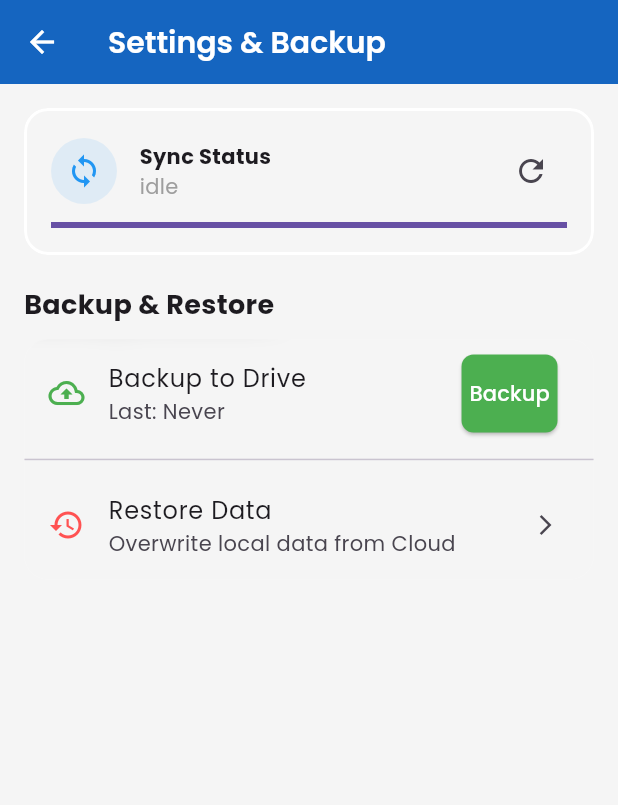
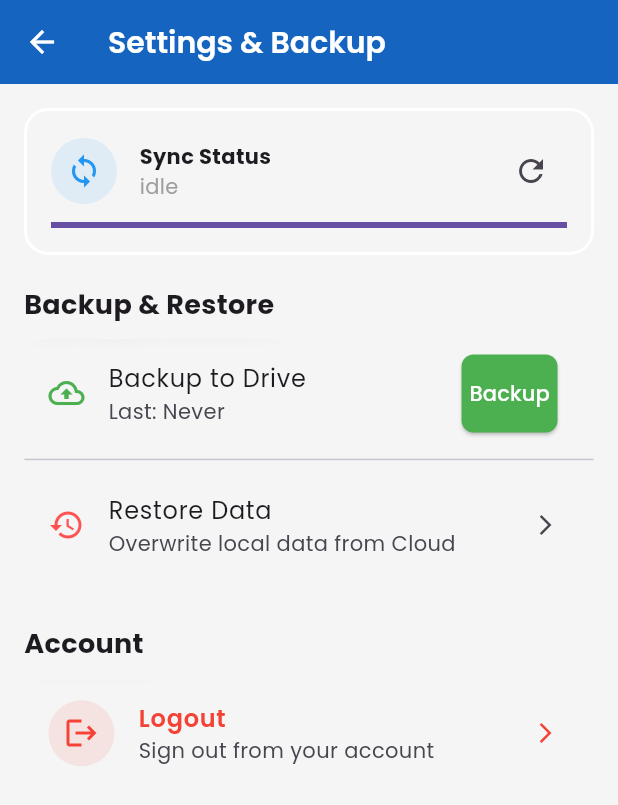
Before and after one commit to faheemnaveed07/smartpos_mobile_manager, a Flutter app: the SettingsScreen screen opened by its route, on a phone screen of 412 x 824 dp. Shown: the top 805 px of the screen. Run offline on Flutter 3.47's test engine with Material 3 defaults, Android fonts, the phone set to English and light mode, and no system bars; drawn by our look-alikes of glassmorphism_ui; our stand-ins replace animate_do, cloud_firestore, connectivity_plus, firebase_auth, firebase_core, fl_chart and 11 more; missing offline and left inert: googleapis; accounts and stored records are empty.

Commit message:
Semester project compeleted

```diff
--- a/lib/features/settings/presentation/screens/settings_screen.dart
+++ b/lib/features/settings/presentation/screens/settings_screen.dart
@@ -1,6 +1,7 @@
 import 'package:flutter/material.dart';
 import 'package:get/get.dart';
 import 'package:glassmorphism_ui/glassmorphism_ui.dart';
+import '../../../../controllers/auth_controller.dart';
 import '../../../../core/services/backup_service.dart';
 import '../../../../core/services/sync_service.dart';
 
@@ -143,6 +144,75 @@ class SettingsScreen extends StatelessWidget {
               ],
             ),
           ),
+
+          const SizedBox(height: 30),
+          const Text(
+            "Account",
+            style: TextStyle(fontSize: 18, fontWeight: FontWeight.bold),
+          ),
+          const SizedBox(height: 10),
+
+          // LOGOUT CARD
+          GlassContainer(
+            blur: 10,
+            borderRadius: BorderRadius.circular(16),
+            child: ListTile(
+              leading: Container(
+                padding: const EdgeInsets.all(10),
+                decoration: BoxDecoration(
+                  color: Colors.red.withOpacity(0.1),
+                  shape: BoxShape.circle,
+                ),
+                child: const Icon(Icons.logout, color: Colors.red),
+              ),
+              title: const Text(
+                "Logout",
+                style: TextStyle(
+                  color: Colors.red,
+                  fontWeight: FontWeight.w600,
+                ),
+              ),
+              subtitle: const Text("Sign out from your account"),
+              trailing: const Icon(
+                Icons.arrow_forward_ios,
+                size: 16,
+                color: Colors.red,
+              ),
+              onTap: () => _showLogoutConfirmation(),
+            ),
+          ),
+          const SizedBox(height: 20),
+        ],
+      ),
+    );
+  }
+
+  void _showLogoutConfirmation() {
+    Get.dialog(
+      AlertDialog(
+        title: const Row(
+          children: [
+            Icon(Icons.logout, color: Colors.red),
+            SizedBox(width: 10),
+            Text("Logout"),
+          ],
+        ),
+        content: const Text(
+          "Are you sure you want to logout from your account?",
+        ),
+        actions: [
+          TextButton(onPressed: () => Get.back(), child: const Text("Cancel")),
+          ElevatedButton(
+            style: ElevatedButton.styleFrom(
+              backgroundColor: Colors.red,
+              foregroundColor: Colors.white,
+            ),
+            onPressed: () {
+              Get.back();
+              Get.find<AuthController>().logout();
+            },
+            child: const Text("Logout"),
+          ),
         ],
       ),
     );
--- a/lib/main.dart
+++ b/lib/main.dart
@@ -8,6 +8,7 @@ import 'routes/app_pages.dart';
 import 'services/sqlite_service.dart';
 import 'core/services/sync_service.dart';
 import 'core/services/backup_service.dart';
+import 'controllers/auth_controller.dart';
 
 void main() async {
   WidgetsFlutterBinding.ensureInitialized();
@@ -20,7 +21,8 @@ void main() async {
   final database = await sqliteService.database;
   Get.put<Database>(database); // Register database globally
 
-  // Initialize SyncService and BackupService as GetxServices
+  // Initialize Core Controllers and Services
+  Get.put(AuthController());
   Get.put(SyncService());
   Get.put(BackupService());
 
```
Also changed, not shown: lib/controllers/auth_controller.dart (+152 -31 lines), lib/core/services/backup_service.dart (+41 -7 lines), 2 other files.
